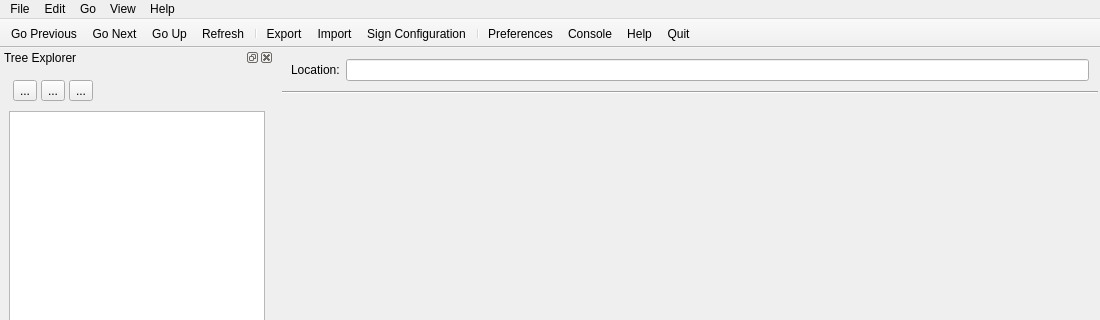
Before: the Qt Designer form src/ui_icepapcms/qt_designer_files/icepapcms.ui in ALBA-Synchrotron/IcepapCMS, drawn with Qt 5; both pictures show x 0 to 1100 and y 0 to 320 of the 1100 by 801 pixel window.
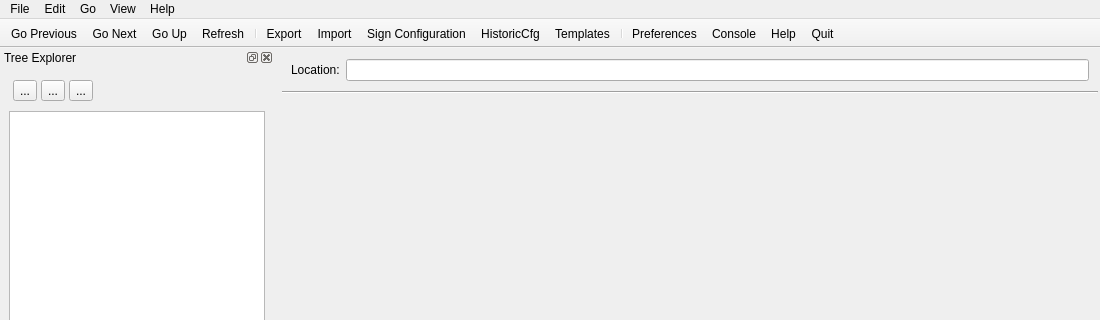
After: the same form once the commit is applied. Icons and pictures are not drawn.

Commit message: New Historic Cfg implementation. - integrated in driver view - Calendar mode

What changed in the file:
```diff
--- a/src/ui_icepapcms/qt_designer_files/icepapcms.ui
+++ b/src/ui_icepapcms/qt_designer_files/icepapcms.ui
@@ -288,6 +288,8 @@
    <addaction name="actionExport" />
    <addaction name="actionImport" />
    <addaction name="actionSignConfig" />
+   <addaction name="actionHistoricCfg" />
+   <addaction name="actionTemplates" />
    <addaction name="separator" />
    <addaction name="actionPreferences" />
    <addaction name="actionConsole" />
@@ -584,6 +586,25 @@
     <string>Console</string>
    </property>
   </action>
+  <action name="actionHistoricCfg" >
+   <property name="checkable" >
+    <bool>true</bool>
+   </property>
+   <property name="icon" >
+    <iconset resource="icepapcms.qrc" >:/icons/IcepapCfg Icons/calendar.png</iconset>
+   </property>
+   <property name="text" >
+    <string>HistoricCfg</string>
+   </property>
+  </action>
+  <action name="actionTemplates" >
+   <property name="icon" >
+    <iconset resource="icepapcms.qrc" >:/icons/IcepapCfg Icons/notes.png</iconset>
+   </property>
+   <property name="text" >
+    <string>Templates</string>
+   </property>
+  </action>
  </widget>
  <resources>
   <include location="icepapcms.qrc" />
```
Left out of the diff: 16 changed lines with no effect on the pictures. The commit also changes 27 other files.
